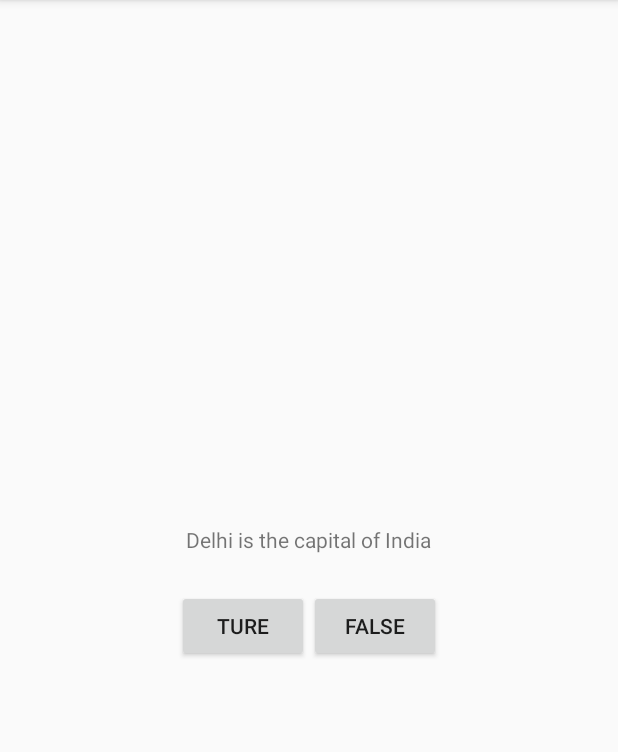
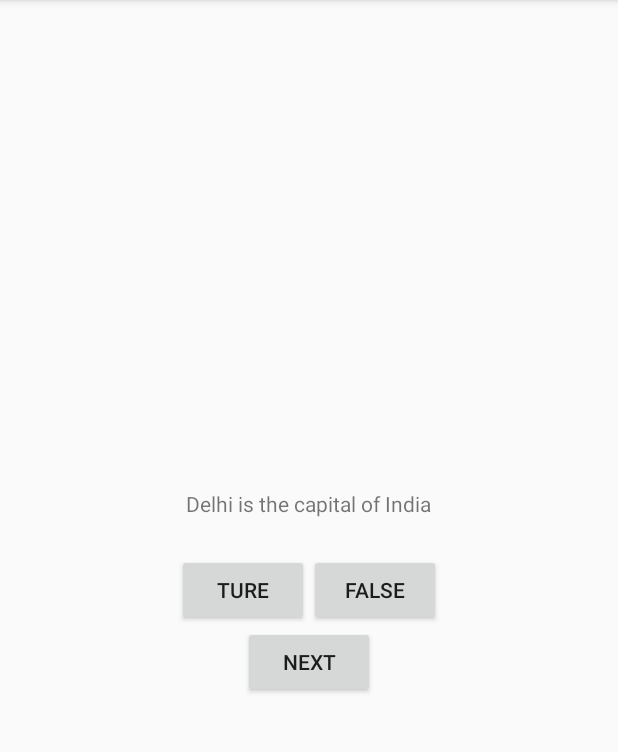
Before and after one commit to theakanksha02/basics, an Android app: the screen it shows after launch (MainActivity), after a tap on "FALSE", on a phone screen of 412 x 824 dp, the part 84-836 px from its top. Run offline under Robolectric (Android 15) with nearby library versions, the phone set to English and light mode, and no system bars.

Commit message:
next button added

```diff
--- a/app/src/main/java/com/bignerdranch/android/learnandroid/MainActivity.java
+++ b/app/src/main/java/com/bignerdranch/android/learnandroid/MainActivity.java
@@ -4,30 +4,67 @@ import android.support.v7.app.AppCompatActivity;
 import android.os.Bundle;
 import android.view.View;
 import android.widget.Button;
+import android.widget.TextView;
 import android.widget.Toast;
 
 public class MainActivity extends AppCompatActivity {
 
     private Button mTrueButton;
     private Button mFalseButton;
+    private Button mNextButton;
+    private TextView mQuestionTextView;
+    private Question[] mQuestionBank = new Question[]
+            {
+             new Question(R.string.q1,true),
+                    new Question(R.string.q2,false),
+                    new Question(R.string.q3,true)
+            };
+    private int mCurrentIndex=0;
+    private void updateQuestion() {
+        int question = mQuestionBank[mCurrentIndex].getTextResId();
+        mQuestionTextView.setText(question);
+    }
+
+    private void checkAnswer(boolean userPressedTrue)
+    {
+        boolean answerIsTrue = mQuestionBank[mCurrentIndex].isAnswerTrue();
+        int messageResId= 0;
+        if(userPressedTrue== answerIsTrue)
+        {
+            messageResId=R.string.correct_toast;
+        }
+        else
+        {
+            messageResId= R.string.incorrect_toast;
+        }
+        Toast.makeText(this,messageResId,Toast.LENGTH_SHORT).show();
+    }
     @Override
     protected void onCreate(Bundle savedInstanceState) {
         super.onCreate(savedInstanceState);
         setContentView(R.layout.activity_main);
+        mQuestionTextView = (TextView) findViewById(R.id.question_text_view);
+        updateQuestion();
         mTrueButton = (Button) findViewById(R.id.true_button);
         mTrueButton.setOnClickListener(new View.OnClickListener() {
             @Override
             public void onClick(View view) {
-                Toast.makeText(MainActivity.this,R.string.correct_toast,Toast.LENGTH_SHORT).show();
+                checkAnswer(true);
             }
         });
         mFalseButton = (Button) findViewById(R.id.false_button);
         mFalseButton.setOnClickListener(new View.OnClickListener() {
             @Override
             public void onClick(View view) {
-                Toast.makeText(MainActivity.this,
-                        R.string.incorrect_toast,
-                        Toast.LENGTH_SHORT).show();
+                checkAnswer(false);
+            }
+        });
+        mNextButton= findViewById(R.id.next_button);
+        mNextButton.setOnClickListener(new View.OnClickListener() {
+            @Override
+            public void onClick(View view) {
+                mCurrentIndex= (mCurrentIndex+1)% mQuestionBank.length;
+                updateQuestion();
             }
         });
     }
--- /dev/null
+++ b/app/src/main/java/com/bignerdranch/android/learnandroid/Question.java
@@ -0,0 +1,32 @@
+package com.bignerdranch.android.learnandroid;
+
+/**
+ * Created by akanksha on 11/1/2017.
+ */
+
+public class Question {
+    private int mTextResId;
+    private boolean mAnswerTrue;
+
+    public Question(int textResId,boolean answerTrue)
+    {
+        mTextResId= textResId;
+        mAnswerTrue= answerTrue;
+    }
+
+    public int getTextResId() {
+        return mTextResId;
+    }
+
+    public void setTextResId(int textResId) {
+        mTextResId = textResId;
+    }
+
+    public boolean isAnswerTrue() {
+        return mAnswerTrue;
+    }
+
+    public void setAnswerTrue(boolean answerTrue) {
+        mAnswerTrue = answerTrue;
+    }
+}
--- a/app/src/main/res/layout/activity_main.xml
+++ b/app/src/main/res/layout/activity_main.xml
@@ -4,10 +4,11 @@
               android:gravity="center"
               android:orientation="vertical" >
     <TextView
+        android:id="@+id/question_text_view"
         android:layout_width="wrap_content"
         android:layout_height="wrap_content"
         android:padding="24dp"
-        android:text="@string/question_text" />
+         />
     <LinearLayout
         android:layout_width="wrap_content"
         android:layout_height="wrap_content"
@@ -23,4 +24,10 @@
             android:layout_height="wrap_content"
             android:text="@string/false_button" />
     </LinearLayout>
+
+         <Button
+             android:id="@+id/next_button"
+             android:layout_width="wrap_content"
+             android:layout_height="wrap_content"
+             android:text="@string/next_button"/>
 </LinearLayout>
--- a/app/src/main/res/values/strings.xml
+++ b/app/src/main/res/values/strings.xml
@@ -1,9 +1,12 @@
 <resources>
     <string name="app_name">LearnAndroid</string>
-    <string name="question_text">Delhi is the capital of India</string>
+   <string name="next_button">Next</string>
     <string name="true_button">Ture</string>
     <string name="false_button">False</string>
     <string name="correct_toast">Correct!</string>
     <string name="incorrect_toast">Incorrect!</string>
+    <string name="q1">Delhi is the capital of India</string>
+    <string name="q2">Java is platform dependent language</string>
+    <string name="q3">Java is robust</string>
     <string name="action_settings">Settings</string>
 </resources>
```
